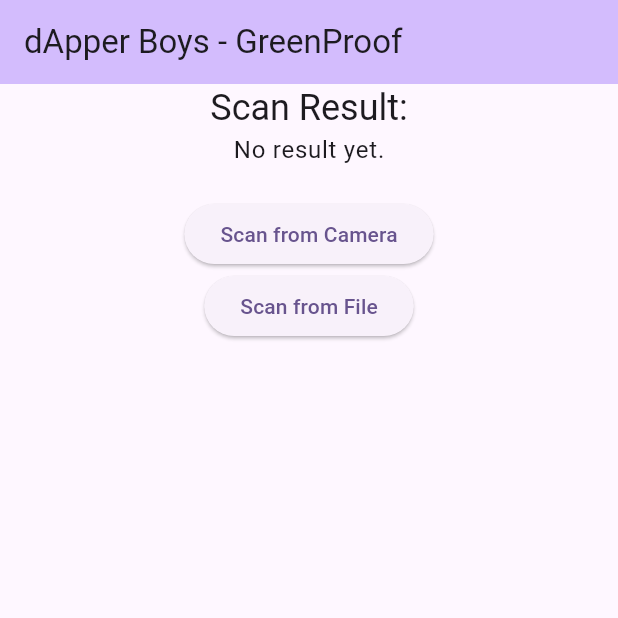
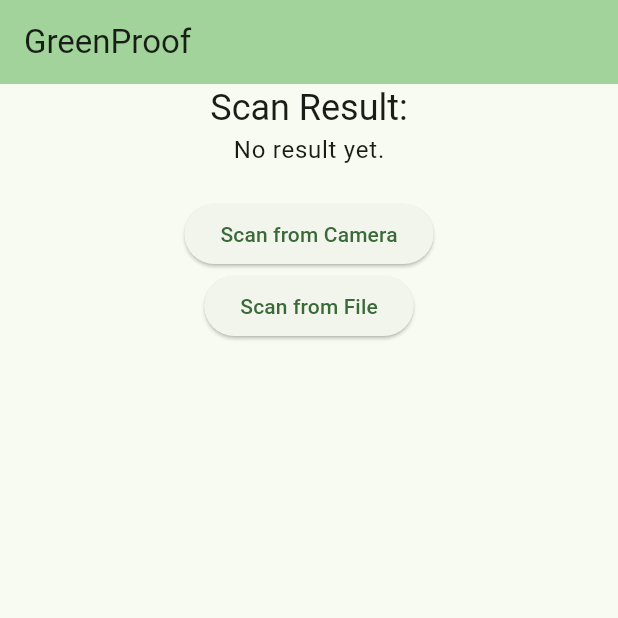
Before and after one commit to DDH2004/SASEHacks-UCM2025_The-dApperBoys, a Flutter app: the screen it shows after launch, on a phone screen of 412 x 824 dp, the top half of it. Run offline on Flutter 3.47's test engine with Material 3 defaults, Android fonts, the phone set to English and light mode, and no system bars; our stand-ins replace camera, image_picker; missing offline and left inert: zxing_scanner.

Commit message:
update names, made android green coded

```diff
--- a/flutter_app/lib/main.dart
+++ b/flutter_app/lib/main.dart
@@ -18,11 +18,11 @@
   @override
   Widget build(BuildContext context) {
     return MaterialApp(
-      title: 'Creative App Name',
+      title: 'GreenProof',
       theme: ThemeData(
-        colorScheme: ColorScheme.fromSeed(seedColor: Colors.deepPurple),
+        colorScheme: ColorScheme.fromSeed(seedColor: Colors.green),
       ),
-      home: const MyHomePage(title: 'dApper Boys - GreenProof'),
+      home: const MyHomePage(title: 'GreenProof'),
     );
   }
 }
```
Also changed, not shown: 1 other file.
